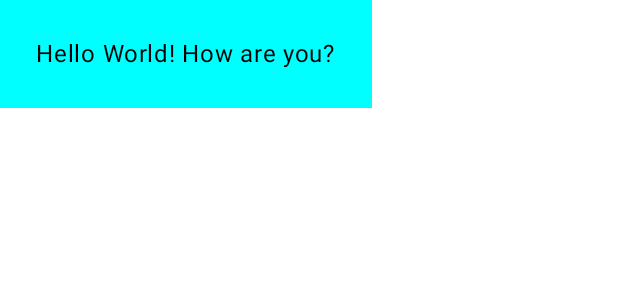
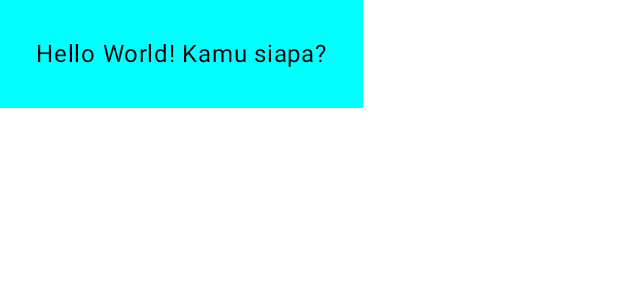
Before and after one commit to masjat/MobilePro, an Android app built with Jetpack Compose: the @Preview function GreetingPreview, on a phone screen of 412 x 824 dp. Shown: the top 300 px of the screen. Run offline under Robolectric (Android 15) with nearby library versions, the phone set to English and light mode, and no system bars.

Commit message:
mengubah nama saja

```diff
--- a/app/src/main/java/com/example/mobileappp1/MainActivity.kt
+++ b/app/src/main/java/com/example/mobileappp1/MainActivity.kt
@@ -15,6 +15,7 @@ import androidx.compose.ui.graphics.Color
 import androidx.compose.ui.tooling.preview.Preview
 import androidx.compose.ui.unit.dp
 import com.example.mobileappp1.ui.theme.MobileAppP1Theme
+import java.time.format.TextStyle
 
 class MainActivity : ComponentActivity() {
     override fun onCreate(savedInstanceState: Bundle?) {
@@ -37,7 +38,7 @@ class MainActivity : ComponentActivity() {
 fun Greeting(name: String, modifier: Modifier = Modifier) {
     Surface (color = Color.Cyan){
         Text(
-            text = "Hello $name! How are you?",
+            text = "Hello $name! Kamu siapa?",
             modifier = Modifier.padding(24.dp)
         )
     }
```
